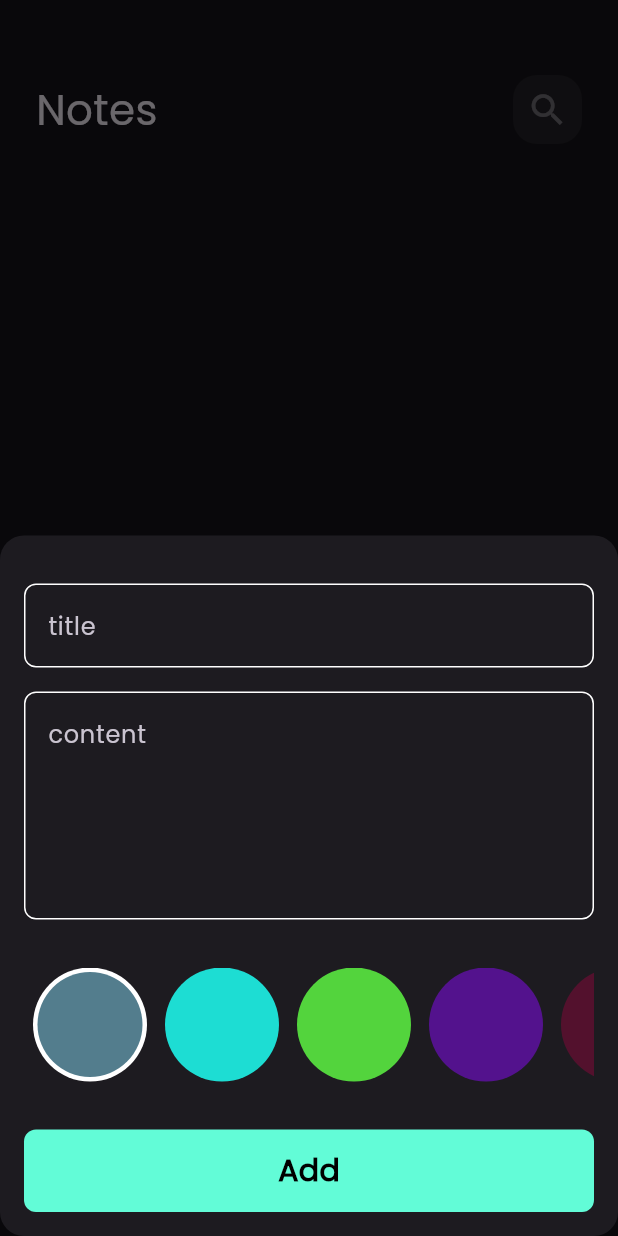
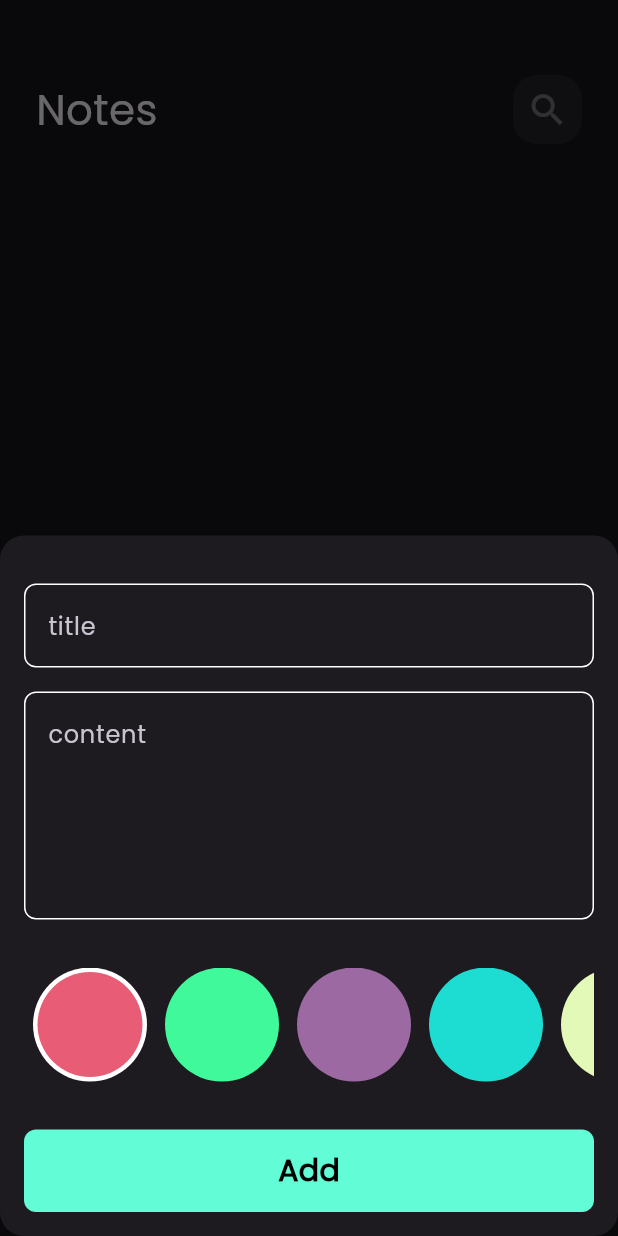
Before and after one commit to EngMohammed123/notes_app, a Flutter app: the screen it shows after launch, after a tap on the "add" icon, on a phone screen of 412 x 824 dp. Run offline on Flutter 3.47's test engine with Material 3 defaults, Android fonts, the phone set to English and light mode, and no system bars; our stand-ins replace flutter_bloc, hive, hive_flutter, modal_progress_hud_nsn; accounts and stored records are empty.

Commit message:
Notes App Done

```diff
--- a/lib/cubits/add_note_cubit/add_note_cubit.dart
+++ b/lib/cubits/add_note_cubit/add_note_cubit.dart
@@ -1,3 +1,4 @@
+import 'package:flutter/animation.dart';
 import 'package:flutter_bloc/flutter_bloc.dart';
 import 'package:hive_flutter/hive_flutter.dart';
 import 'package:notes_app/constants.dart';
@@ -8,7 +9,10 @@ part 'add_note_state.dart';
 class AddNoteCubit extends Cubit<AddNoteState> {
   AddNoteCubit() : super(AddNoteInitial());
 
+  Color color = Color(0xff53D43D);
+
   addNote(NoteModel note) async{
+    note.color = color.value;
     emit(AddNoteLoading());
    try {
      var notesBox = Hive.box<NoteModel>(kNotesBox);
--- a/lib/models/note_model.dart
+++ b/lib/models/note_model.dart
@@ -13,7 +13,7 @@ class NoteModel extends HiveObject{
   @HiveField(2)
   final String date;
   @HiveField(3)
-  final int color;
+  int color;
 
   NoteModel({
     required this.title,
--- a/lib/views/widgets/colors_list_view.dart
+++ b/lib/views/widgets/colors_list_view.dart
@@ -1,4 +1,6 @@
 import 'package:flutter/material.dart';
+import 'package:flutter_bloc/flutter_bloc.dart';
+import 'package:notes_app/cubits/add_note_cubit/add_note_cubit.dart';
 
 class ColorItem extends StatelessWidget {
   const ColorItem({super.key, required this.isActive, required this.color});
@@ -34,11 +36,11 @@ class _ColorsListViewState extends State<ColorsListView> {
   int currentIndex = 0;
 
   List<Color> colors = const [
-    Color(0xff537D8D),
+    Color(0xffE85D75),
+    Color(0xff40F99B),
+    Color(0xff9D69A3),
     Color(0xff1DDDD3),
-    Color(0xff53D43D),
-    Color(0xff53128D),
-    Color(0xff53112D),
+    Color(0xffE2F9B8),
   ];
 
   @override
@@ -54,6 +56,7 @@ class _ColorsListViewState extends State<ColorsListView> {
             child: GestureDetector(
               onTap: (){
                 currentIndex = index;
+                BlocProvider.of<AddNoteCubit>(context).color = colors[index];
                 setState(() {
 
                 });
--- a/lib/views/widgets/note_item.dart
+++ b/lib/views/widgets/note_item.dart
@@ -20,6 +20,7 @@ class NoteItem extends StatelessWidget {
         );
       },
       child: Container(
+        height: MediaQuery.of(context).size.height * 0.22,
         decoration: BoxDecoration(
           color: Color(note.color),
           borderRadius: BorderRadius.circular(16),
@@ -31,15 +32,18 @@ class NoteItem extends StatelessWidget {
             ListTile(
               title: Text(
                 note.title,
+                maxLines: 1,
                 style: TextStyle(
                   fontSize: 26,
                   color: Colors.black,
                 ),
               ),
               subtitle: Padding(
-                padding: const EdgeInsets.symmetric(vertical: 16),
+                padding: const EdgeInsets.symmetric(vertical: 8),
                 child: Text(
                   note.subTitle,
+                  maxLines: 1,
+                  overflow: TextOverflow.ellipsis,
                   style: TextStyle(
                     fontSize: 18,
                     color: Colors.black.withOpacity(.4),
--- a/lib/views/widgets/notes_list_view.dart
+++ b/lib/views/widgets/notes_list_view.dart
@@ -17,6 +17,8 @@ class NotesListView extends StatelessWidget {
           padding: const EdgeInsets.symmetric(vertical: 16),
           child: ListView.builder(
             itemCount: notes.length,
+              shrinkWrap: true,
+              physics: const BouncingScrollPhysics(),
               padding: EdgeInsets.zero,
               itemBuilder: (context, index) {
                 return Padding(
```
Also changed, not shown: lib/cubits/notes_cubit/notes_cubit.dart (+7 -0 lines).
